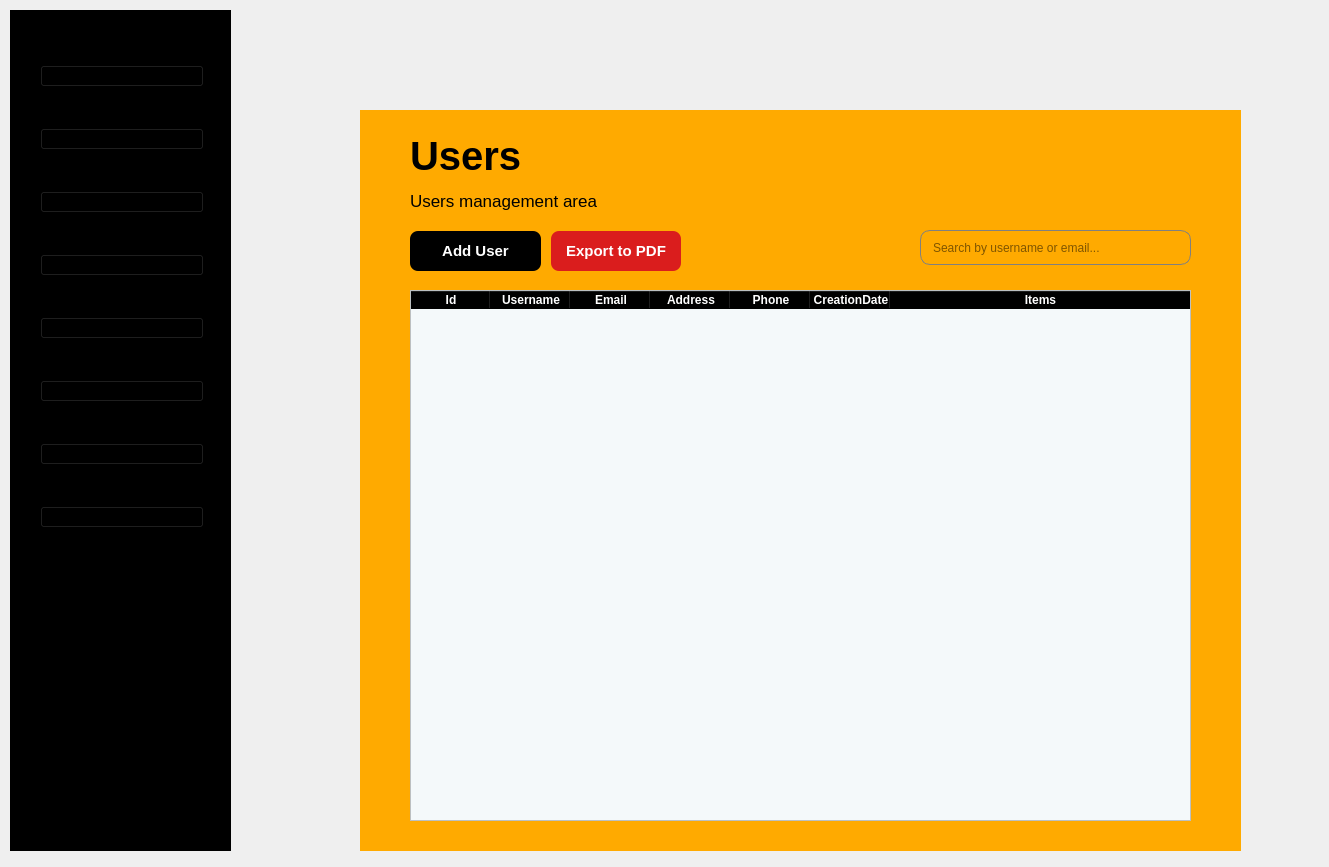
Before: the Qt Designer form ui/pages/Home.ui in agadrian/DIN-PyQt6-Persistencia, drawn with Qt 5.
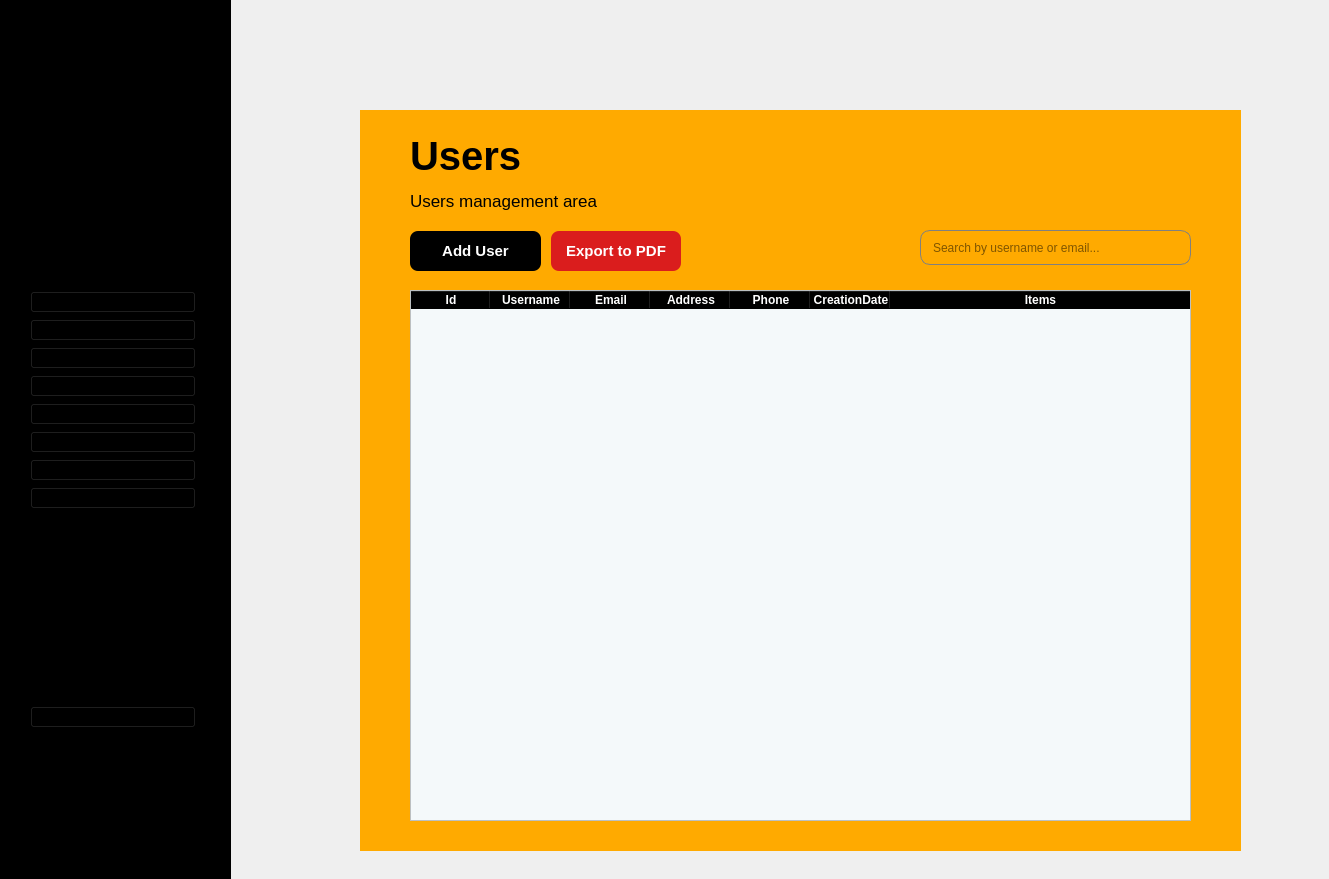
After: the same form once the commit is applied. The open tabs and pages were chosen to show the change. Icons and pictures are not drawn.

```diff
--- a/ui/pages/Home.ui
+++ b/ui/pages/Home.ui
@@ -7,7 +7,7 @@
     <x>0</x>
     <y>0</y>
     <width>1329</width>
-    <height>867</height>
+    <height>879</height>
    </rect>
   </property>
   <property name="windowTitle">
@@ -17,10 +17,10 @@
    <widget class="QWidget" name="icons" native="true">
     <property name="geometry">
      <rect>
-      <x>10</x>
-      <y>10</y>
-      <width>221</width>
-      <height>841</height>
+      <x>0</x>
+      <y>0</y>
+      <width>231</width>
+      <height>881</height>
      </rect>
     </property>
     <property name="styleSheet">
@@ -32,11 +32,13 @@
      <property name="geometry">
       <rect>
        <x>30</x>
-       <y>20</y>
-       <width>164</width>
-       <height>541</height>
+       <y>100</y>
+       <width>166</width>
+       <height>821</height>
       </rect>
      </property>
+     <layout class="QVBoxLayout" name="verticalLayout_2">
+      <item>
      <layout class="QVBoxLayout" name="verticalLayout">
       <item>
        <widget class="QPushButton" name="btn_home">
@@ -199,6 +201,44 @@
        </widget>
       </item>
      </layout>
+      </item>
+      <item>
+       <widget class="QPushButton" name="btn_exit">
+        <property name="autoFillBackground">
+         <bool>false</bool>
+        </property>
+        <property name="text">
+         <string/>
+        </property>
+        <property name="icon">
+         <iconset>
+          <normaloff>../res/exit.jpg</normaloff>../res/exit.jpg</iconset>
+        </property>
+        <property name="iconSize">
+         <size>
+          <width>150</width>
+          <height>150</height>
+         </size>
+        </property>
+       </widget>
+      </item>
+     </layout>
+    </widget>
+    <widget class="QLabel" name="label">
+     <property name="geometry">
+      <rect>
+       <x>60</x>
+       <y>10</y>
+       <width>101</width>
+       <height>71</height>
+      </rect>
+     </property>
+     <property name="text">
+      <string/>
+     </property>
+     <property name="pixmap">
+      <pixmap>../res/logo3.png</pixmap>
+     </property>
     </widget>
    </widget>
    <widget class="QWidget" name="main_screen" native="true">
```
Left out of the diff: 2 changed lines with no effect on the pictures. Lines whose indentation alone changed are shown as unchanged.
